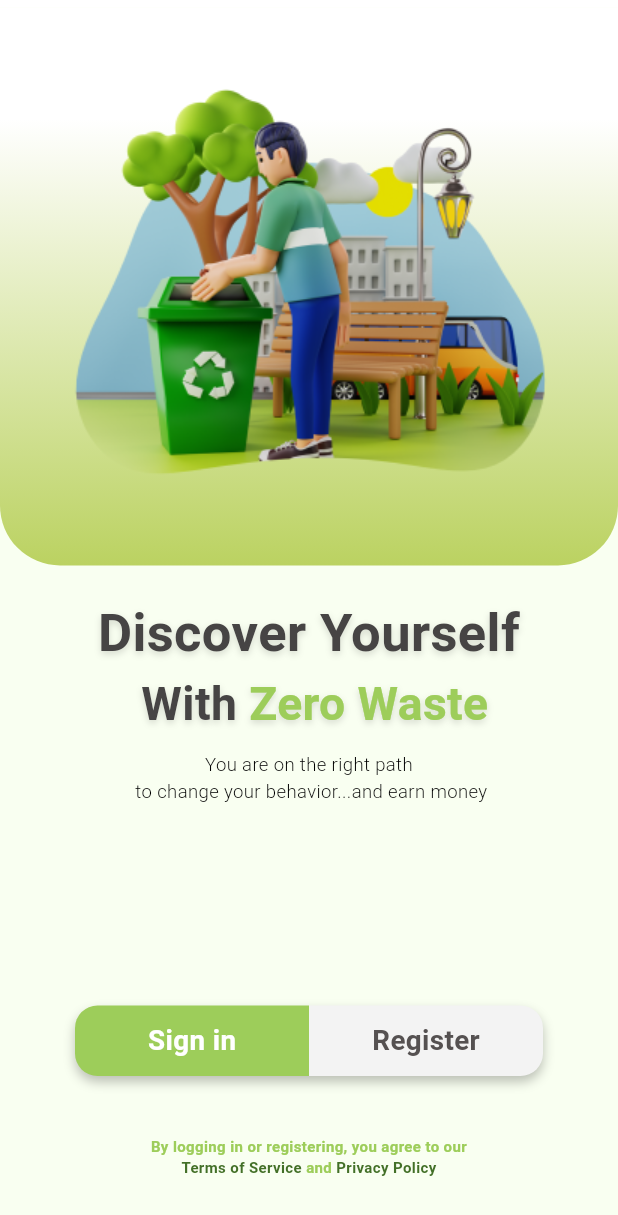
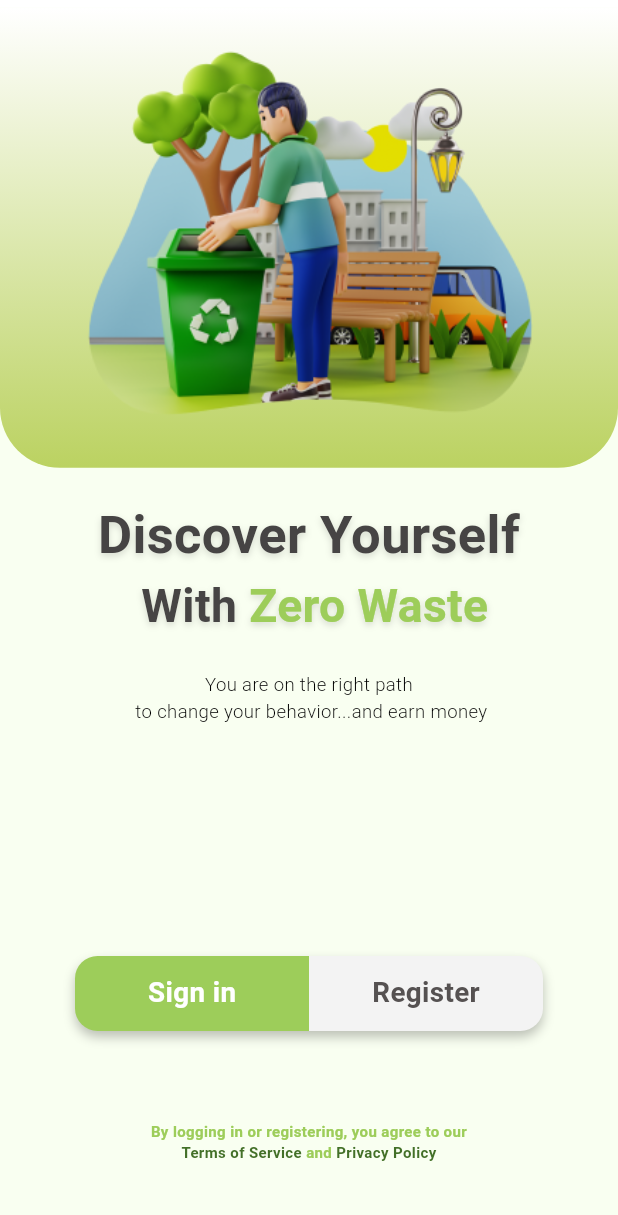
Before and after one commit to Marawanemad/Zero-Waste-App, a Flutter app: the screen it shows after launch, on a phone screen of 412 x 824 dp. Shown: the top 1215 px of the screen. Run offline on Flutter 3.47's test engine with Material 3 defaults, Android fonts, the phone set to English and light mode, and no system bars; our stand-ins replace dio, flutter_bloc, flutter_svg, icons_plus, shared_preferences, smooth_page_indicator; Roboto replaces fonts that are missing (Outfit).

Commit message:
auth responsive

```diff
--- a/lib/modules/authentication/auth_screen.dart
+++ b/lib/modules/authentication/auth_screen.dart
@@ -43,17 +43,20 @@ class _AuthScreenState extends State<AuthScreen> {
       // make animation in the page
       body: AnimatedOpacity(
         opacity: _imageOpacity,
-        duration: const Duration(seconds: 1),
+        duration: const Duration(milliseconds: 200),
         child: Column(
           children: [
             // Animated opacity for the image
-            Container(
+            Expanded(
+              flex: 4,
+              child: Container(
                 width: double.infinity,
+                // constraints: const BoxConstraints(maxHeight: 200),
                 decoration: const BoxDecoration(
                   gradient: LinearGradient(
                     begin: Alignment.topCenter,
                     end: Alignment.bottomCenter,
-                  stops: [0.2, 1],
+                    // stops: [0.2, 1],
                     colors: [Colors.white, CustomColors.vividGreen61],
                   ),
                   borderRadius: BorderRadius.only(
@@ -63,7 +66,9 @@ class _AuthScreenState extends State<AuthScreen> {
                 ),
                 child: const Image(
                   image: AssetImage(Assets.imagesAuthenticationAuthScreen),
-                width: double.infinity,
+                  fit: BoxFit.contain,
+                  // width: double.infinity,
+                ),
               ),
             ),
             const SizedBox(height: 20),
@@ -111,7 +116,7 @@ class _AuthScreenState extends State<AuthScreen> {
                 ],
               ),
             ),
-            const SizedBox(height: 10),
+            const SizedBox(height: 22),
             Text(
               "You are on the right path\n to change your behavior...and earn money",
               textAlign: TextAlign.center,
@@ -169,7 +174,7 @@ class _AuthScreenState extends State<AuthScreen> {
                 ),
               ),
             ),
-            const SizedBox(height: 40),
+            const SizedBox(height: 60),
             // Text with many colors
             Expanded(
               flex: 1,
@@ -217,7 +222,6 @@ Widget authButton({
         right: lift_radius ? Radius.zero : const Radius.circular(15),
       ),
       child: Container(
-        height: 47.0,
         decoration: BoxDecoration(
           color: button_color,
           borderRadius: BorderRadius.horizontal(
@@ -225,7 +229,10 @@ Widget authButton({
             right: lift_radius ? Radius.zero : const Radius.circular(15),
           ),
         ),
+        child: Padding(
+          padding: const EdgeInsets.symmetric(vertical: 14.0),
           child: Center(child: button_text),
+        ),
       ),
     ),
   );
```
Lines whose indentation alone changed are shown as unchanged.
